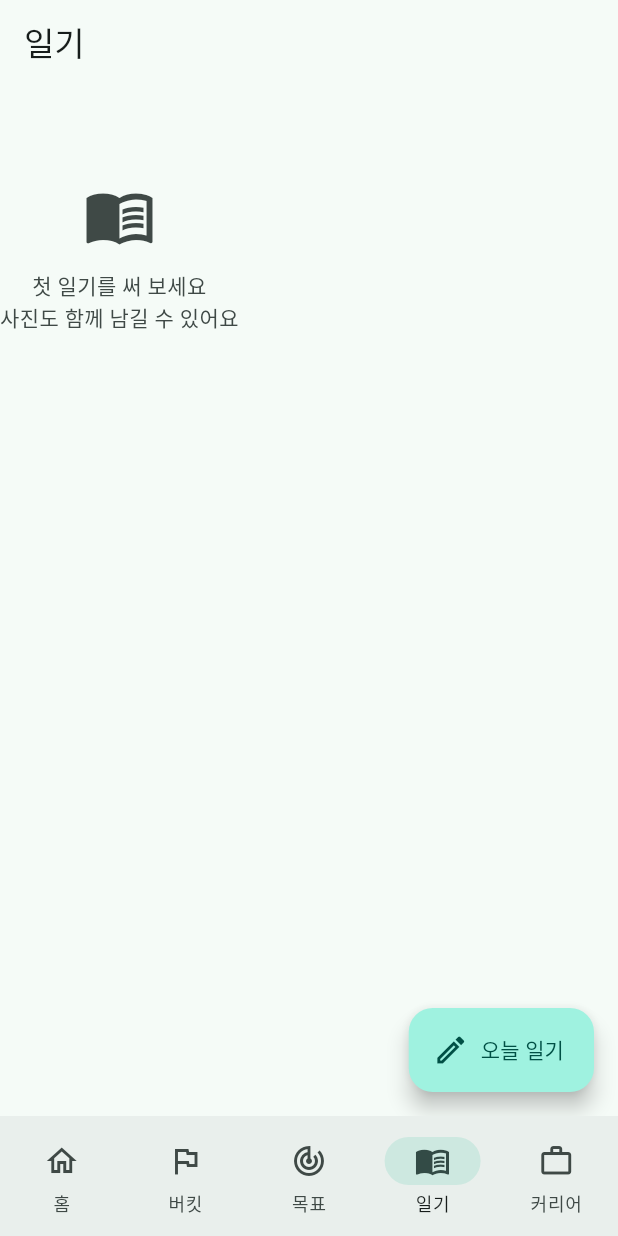
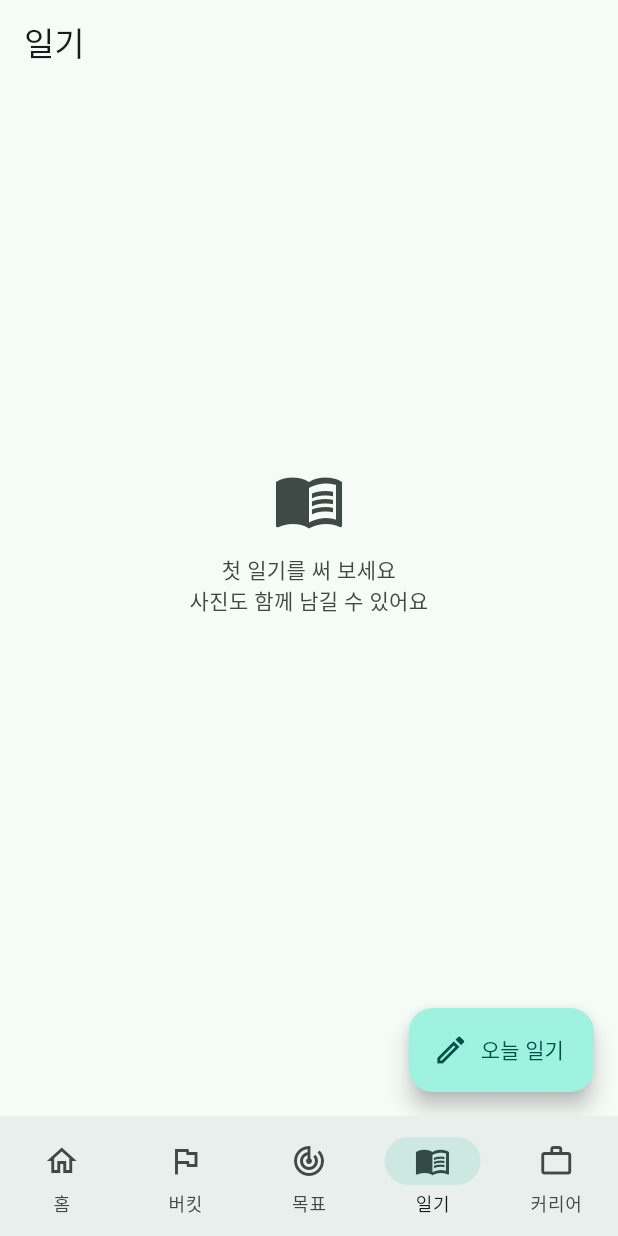
Before and after one commit to rhsung1004-ctrl/Diary, a Flutter app: the screen it shows after launch, item 4 of the bottom bar chosen, on a phone screen of 412 x 824 dp. Run offline on Flutter 3.47's test engine with Material 3 defaults, Android fonts, the phone set to English and light mode, and no system bars; our stand-ins replace image_picker.

Commit message:
일기 탭 빈 화면 안내 문구를 화면 중앙에 배치
Co-Authored-By: Claude Opus 5.5 <noreply@anthropic.com>
Claude-Session: https://claude.ai/code/session_012ZxAHG6ngqS3zgPbB4wbbK

```diff
--- a/lib/common.dart
+++ b/lib/common.dart
@@ -61,17 +61,21 @@ void toast(BuildContext context, String msg, {SnackBarAction? action}) {
 class EmptyState extends StatelessWidget {
   final IconData icon;
   final String text;
-  const EmptyState({super.key, required this.icon, required this.text});
+  final double top;
+  const EmptyState({super.key, required this.icon, required this.text, this.top = 64});
 
   @override
   Widget build(BuildContext context) {
     final c = Theme.of(context).colorScheme.onSurfaceVariant;
     return Padding(
-      padding: const EdgeInsets.only(top: 64),
-      child: Column(children: [
+      padding: EdgeInsets.only(top: top),
+      child: Column(mainAxisSize: MainAxisSize.min, children: [
         Icon(icon, size: 48, color: c),
         const SizedBox(height: 12),
-        Text(text, textAlign: TextAlign.center, style: TextStyle(color: c)),
+        SizedBox(
+          width: double.infinity,
+          child: Text(text, textAlign: TextAlign.center, style: TextStyle(color: c)),
+        ),
       ]),
     );
   }
--- a/lib/screens/diary.dart
+++ b/lib/screens/diary.dart
@@ -28,7 +28,13 @@ class DiaryScreen extends StatelessWidget {
               return c != 0 ? c : b.createdAt.compareTo(a.createdAt);
             });
           if (list.isEmpty) {
-            return const EmptyState(icon: Icons.menu_book_outlined, text: '첫 일기를 써 보세요\n사진도 함께 남길 수 있어요');
+            return const Center(
+              child: Padding(
+                padding: EdgeInsets.only(bottom: 80), // 하단 버튼만큼 살짝 위로
+                child: EmptyState(
+                    icon: Icons.menu_book_outlined, text: '첫 일기를 써 보세요\n사진도 함께 남길 수 있어요', top: 0),
+              ),
+            );
           }
           final children = <Widget>[];
           String? month;
```
